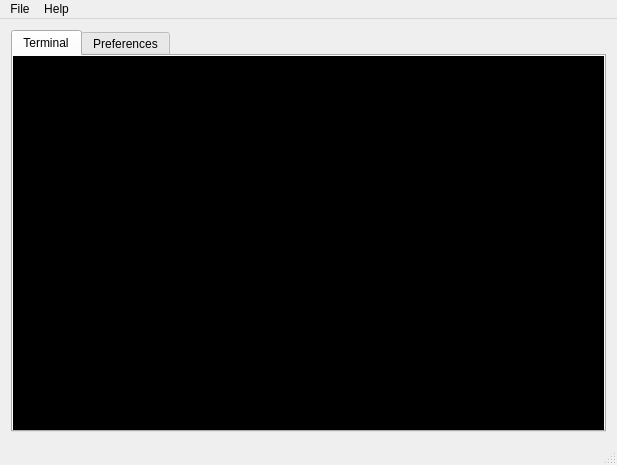
First picture: the form in buildtray.ui, repository olear/buildtray, before the edit.
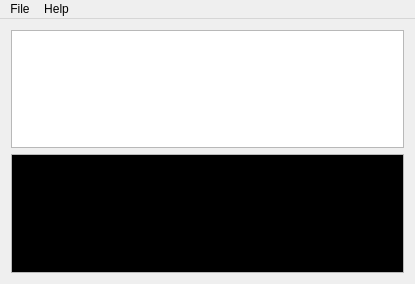
Second picture: the form after the edit. Icons and pictures are not drawn.

The edit to the form file:
```diff
--- a/buildtray.ui
+++ b/buildtray.ui
@@ -6,8 +6,8 @@
    <rect>
     <x>0</x>
     <y>0</y>
-    <width>617</width>
-    <height>465</height>
+    <width>415</width>
+    <height>284</height>
    </rect>
   </property>
   <property name="windowTitle">
@@ -20,30 +20,8 @@
   <widget class="QWidget" name="centralWidget">
    <layout class="QVBoxLayout" name="verticalLayout">
     <item>
-     <widget class="QTabWidget" name="tabWidget">
-      <property name="currentIndex">
-       <number>0</number>
-      </property>
-      <widget class="QWidget" name="tabTerm">
-       <attribute name="title">
-        <string>Terminal</string>
-       </attribute>
-       <layout class="QVBoxLayout" name="verticalLayout_2">
-        <property name="spacing">
-         <number>0</number>
-        </property>
-        <property name="leftMargin">
-         <number>0</number>
-        </property>
-        <property name="topMargin">
-         <number>0</number>
-        </property>
-        <property name="rightMargin">
-         <number>0</number>
-        </property>
-        <property name="bottomMargin">
-         <number>0</number>
-        </property>
+     <widget class="QTableView" name="jobs"/>
+    </item>
         <item>
          <widget class="QPlainTextEdit" name="terminal">
           <property name="palette">
@@ -165,10 +143,10 @@
            </palette>
           </property>
           <property name="frameShape">
-           <enum>QFrame::NoFrame</enum>
+       <enum>QFrame::StyledPanel</enum>
           </property>
           <property name="frameShadow">
-           <enum>QFrame::Plain</enum>
+       <enum>QFrame::Sunken</enum>
           </property>
           <property name="readOnly">
            <bool>true</bool>
@@ -177,21 +155,12 @@
         </item>
        </layout>
       </widget>
-      <widget class="QWidget" name="tabPrefs">
-       <attribute name="title">
-        <string>Preferences</string>
-       </attribute>
-      </widget>
-     </widget>
-    </item>
-   </layout>
-  </widget>
   <widget class="QMenuBar" name="menuBar">
    <property name="geometry">
     <rect>
      <x>0</x>
      <y>0</y>
-     <width>617</width>
+     <width>415</width>
      <height>20</height>
     </rect>
    </property>
@@ -211,7 +180,6 @@
    <addaction name="menuFile"/>
    <addaction name="menuHelp"/>
   </widget>
-  <widget class="QStatusBar" name="statusBar"/>
   <action name="actionQuit">
    <property name="text">
     <string>Quit</string>
```
Lines whose indentation alone changed are shown as unchanged.
